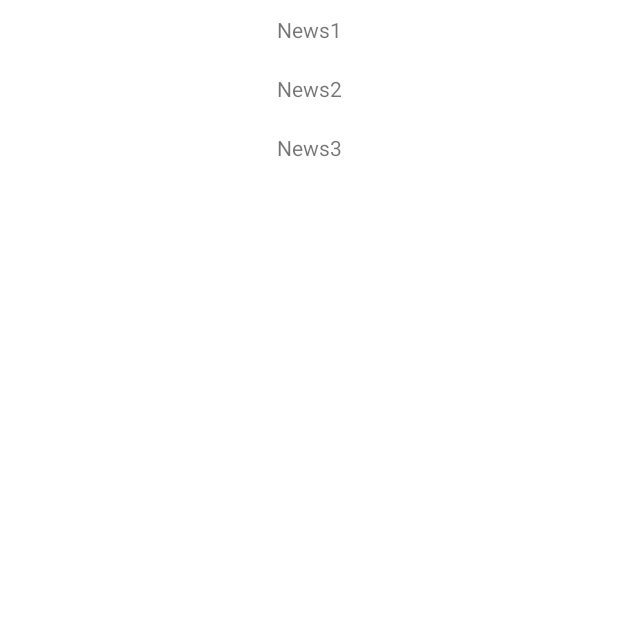
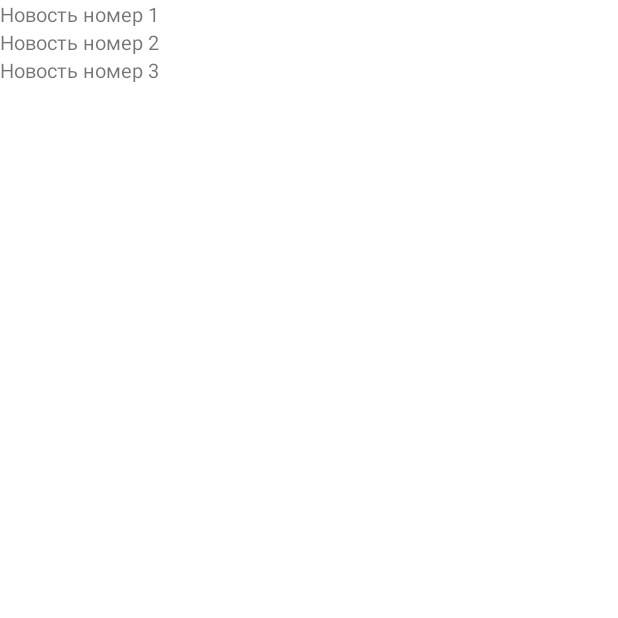
Before and after one commit to vladeekkk/stock-info-project, an Android app: the NewsActivity screen opened directly, with no data from a screen before it, on a phone screen of 412 x 824 dp, the top half of it. Before the commit the part shown is almost empty. Run offline under Robolectric (Android 15) with nearby library versions, the phone set to English and light mode, and no system bars.

Commit message:
added news links

```diff
--- a/app/src/main/java/com/stockinfo/NewsActivity.java
+++ b/app/src/main/java/com/stockinfo/NewsActivity.java
@@ -2,13 +2,86 @@ package com.stockinfo;
 
 import androidx.appcompat.app.AppCompatActivity;
 
+import android.content.Intent;
 import android.os.Bundle;
+import android.text.Html;
+import android.util.Log;
+import android.widget.TextView;
+
+import java.util.ArrayList;
+import java.util.List;
+
+import retrofit2.Call;
+import retrofit2.Callback;
+import retrofit2.Response;
+import retrofit2.Retrofit;
+import retrofit2.converter.gson.GsonConverterFactory;
 
 public class NewsActivity extends AppCompatActivity {
+
+    private String ticker;
+
+    private String dateFrom = "2021-02-15";
+    private String dateTo = "2021-03-09";
+
+    private final int NEWS_NUMBER = 3;
+    private TextView textViewFirst;
+    private TextView textViewSecond;
+    private TextView textViewThird;
+
+    List<StockNewsItem> list;
+    StockNewsItem item1 = new StockNewsItem();
+    StockNewsItem item2 = new StockNewsItem();
+    StockNewsItem item3 = new StockNewsItem();
 
     @Override
     protected void onCreate(Bundle savedInstanceState) {
         super.onCreate(savedInstanceState);
         setContentView(R.layout.activity_news);
+        Intent intent = getIntent();
+        ticker = intent.getStringExtra("ticker");
+        Log.i("MY_TAG", "onCreate: " + ticker);
+        loadNews();
+    }
+
+    private void setTextFields() {
+        textViewFirst = findViewById(R.id.news_text_view_1);
+        textViewSecond = findViewById(R.id.news_text_view_2);
+        textViewThird = findViewById(R.id.news_text_view_3);
+
+        textViewFirst.setText(Html.fromHtml(item1.getLink()));
+        textViewSecond.setText(Html.fromHtml(item2.getLink()));
+        textViewThird.setText(Html.fromHtml(item3.getLink()));
+    }
+
+
+    private void loadNews() {
+        Retrofit retrofit = new Retrofit.Builder()
+                .baseUrl(StockApi.BASEURL)
+                .addConverterFactory(GsonConverterFactory.create())
+                .build();
+
+        StockApi stockApi = retrofit.create(StockApi.class);
+        list = new ArrayList<>();
+
+        Call<List<StockNewsItem>> call = stockApi.getNews(ticker,
+                dateFrom, dateTo, StockApi.TOKEN);
+        call.enqueue(new Callback<List<StockNewsItem>>() {
+            @Override
+            public void onResponse(Call<List<StockNewsItem>> call, Response<List<StockNewsItem>> response) {
+                list = response.body();
+                Log.i("MY_TAG", "News onResponse: ok ");
+                item1 = list.get(0);
+                item2 = list.get(1);
+                item3 = list.get(2);
+                Log.i("MY_TAG", "onResponse: ");
+                setTextFields();
+            }
+
+            @Override
+            public void onFailure(Call<List<StockNewsItem>> call, Throwable t) {
+                Log.i("MY_TAG", "onFailure: " + t.getMessage());
+            }
+        });
     }
 }
--- a/app/src/main/java/com/stockinfo/StockApi.java
+++ b/app/src/main/java/com/stockinfo/StockApi.java
@@ -7,6 +7,9 @@ import retrofit2.http.GET;
 import retrofit2.http.Query;
 
 public interface StockApi {
+
+    String BASEURL = "https://finnhub.io/";
+    String TOKEN = "c12jmjn48v6oi252qv6g";
 
     @GET("api/v1/quote")
     Call<Stock> getInfo(@Query("symbol") String symbol,
--- a/app/src/main/res/layout/activity_news.xml
+++ b/app/src/main/res/layout/activity_news.xml
@@ -8,28 +8,27 @@
     android:orientation="vertical">
 
     <TextView
-        android:id="@+id/textViewFirst"
+        android:id="@+id/news_text_view_1"
         android:layout_width="match_parent"
+        android:text="Новость номер 1"
+        android:textSize="13sp"
         android:layout_height="wrap_content"
-        android:text="News1"
-        android:textAlignment="center"
-        android:layout_margin="10dp"
         />
+
     <TextView
-        android:id="@+id/textViewSecond"
+        android:id="@+id/news_text_view_2"
         android:layout_width="match_parent"
+        android:text="Новость номер 2"
+        android:textSize="13sp"
         android:layout_height="wrap_content"
-        android:text="News2"
-        android:textAlignment="center"
-        android:layout_margin="10dp"
         />
+
     <TextView
-        android:id="@+id/textViewThird"
+        android:id="@+id/news_text_view_3"
         android:layout_width="match_parent"
+        android:text="Новость номер 3"
+        android:textSize="13sp"
         android:layout_height="wrap_content"
-        android:text="News3"
-        android:textAlignment="center"
-        android:layout_margin="10dp"
         />
 
 </LinearLayout>
```
Also changed, not shown: app/src/main/java/com/stockinfo/FragmentStockList.java (+5 -6 lines), app/src/main/java/com/stockinfo/JsonParser.java (deleted, +0 -8 lines), app/src/main/res/layout/news_detail.xml (deleted, +0 -34 lines).
